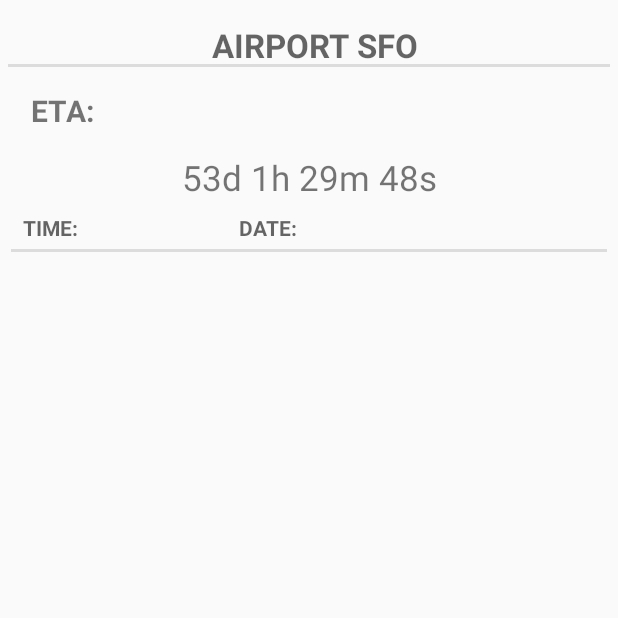
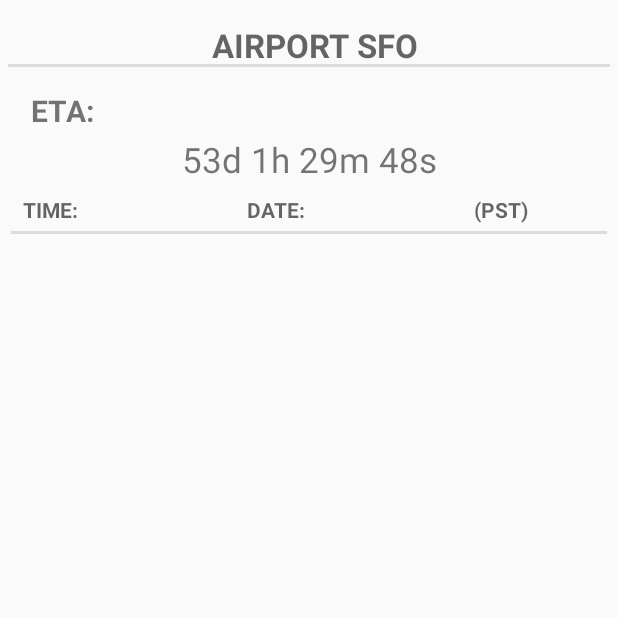
Before and after one commit to andrewmzhang/EuTrip, an Android app: the screen it shows after launch (EventActivity), after a tap on "Airport SFO", on a phone screen of 412 x 824 dp, the top half of it. Run offline under Robolectric (Android 15) with nearby library versions, the phone set to English and light mode, and no system bars.

Commit message:
Added ETA + TimeZones

```diff
--- a/KraftScan/src/main/java/com/msjBand/kraftscangradle/kraftscan/Event.java
+++ b/KraftScan/src/main/java/com/msjBand/kraftscangradle/kraftscan/Event.java
@@ -21,6 +21,7 @@
 
     public Event(TimeZone timeZone, int year, int month, int date, int hourOfDay, int minute, int second) {
 
+        mTimeZone = timeZone;
         mId = UUID.randomUUID();
         mDate = new GregorianCalendar(timeZone, Locale.US);
         mDate.set(year, month - 1, date, hourOfDay, minute, second);
@@ -60,7 +61,8 @@
         if (day != 0) {dayText = day + "d ";}
         if (hours != 0) {hourText = hours + "h ";}
         if (minutes != 0) {minText = minutes + "m ";}
-        if (seconds != 0) {secText = seconds + "s";}
+        secText = seconds + "s";
+        if (seconds < 10) {secText = "0" + secText;}
 
         return (dayText + hourText + minText + secText);
 
@@ -68,7 +70,14 @@
 
 
     public String getTimeZone() {
-        return mTimeZone.toString();
+
+        if (mTimeZone.getDisplayName().equals("Pacific Standard Time")){
+
+            return "PST";
+
+        }
+
+        return mTimeZone.getDisplayName();
     }
 
     public String getAddress() {
--- a/KraftScan/src/main/java/com/msjBand/kraftscangradle/kraftscan/EventFragment.java
+++ b/KraftScan/src/main/java/com/msjBand/kraftscangradle/kraftscan/EventFragment.java
@@ -19,6 +19,8 @@
     private TextView mETAText;
     private Handler mHandler;
     private Runnable mUpdate;
+    private TextView mTimeZoneText;
+    private String mTimeString;
 
     public static final String EVENT_ID =
             "com.msjBand.kraftscangradle.kraftscan";
@@ -66,8 +68,11 @@
                 mHandler.postDelayed(this, 1000);
             }
         };
+        mHandler.postDelayed(mUpdate, 0);
 
-        mHandler.postDelayed(mUpdate, 0);
+        mTimeZoneText = (TextView) v.findViewById(R.id.event_fragment_timezone);
+        mTimeString = mEvent.getTimeZone();
+        mTimeZoneText.setText( "(" + mTimeString + ")");
 
 
 
--- a/KraftScan/src/main/java/com/msjBand/kraftscangradle/kraftscan/EventsLab.java
+++ b/KraftScan/src/main/java/com/msjBand/kraftscangradle/kraftscan/EventsLab.java
@@ -34,7 +34,7 @@
         mEvents.add(e);
 
         // Departure of Flight 2283
-        e =  new Event(TimeZone.getTimeZone("America/Los_Angeles"), 2015, 3, 30, 8, 35, 0);
+        e =  new Event(TimeZone.getTimeZone("America/Los_Angeles"), 2015, 2, 5, 8, 35, 0);
         e.setTitle("Flight 2283 Departure");
 
 
--- a/KraftScan/src/main/res/layout/fragment_event.xml
+++ b/KraftScan/src/main/res/layout/fragment_event.xml
@@ -18,7 +18,10 @@
             />
 
     <TextView
-            android:padding="15dp"
+            android:paddingTop="15dp"
+            android:paddingLeft="15dp"
+            android:paddingRight="15dp"
+            android:paddingBottom="3dp"
             android:layout_width="match_parent"
             android:layout_height="wrap_content"
             android:text="@string/ETA_label"
@@ -48,29 +51,56 @@
         <TextView
                 android:text="@string/time_label"
                 android:layout_width="wrap_content"
-                android:layout_weight="1"
+                android:layout_weight="2"
                 style="?android:listSeparatorTextViewStyle"
                 android:layout_height="wrap_content"/>
 
         <TextView
                 style="?android:listSeparatorTextViewStyle"
                 android:text="@string/date_label"
-                android:layout_weight="1"
+                android:layout_weight="2"
                 android:layout_width="wrap_content"
                 android:layout_height="wrap_content"
                 />
 
         <TextView
                 android:id="@+id/event_fragment_timezone"
+                android:layout_weight="1"
+                android:layout_width="wrap_content"
+                android:layout_height="wrap_content"
+                style="?android:listSeparatorTextViewStyle"
+                />
+
+    </LinearLayout>
+
+    <LinearLayout
+            android:gravity="left"
+            android:orientation="horizontal"
+            android:padding="2dp"
+            android:layout_width="match_parent"
+            android:layout_height="wrap_content">
+
+        <TextView
+                android:gravity="right"
+                android:id="@+id/time_text"
                 android:layout_width="wrap_content"
                 android:layout_height="wrap_content"
                 android:layout_weight="1"
-                style="?android:listSeparatorTextViewStyle"
+                />
 
+        <TextView
+                android:gravity="right"
+                android:id="@+id/date_text"
+                android:layout_width="wrap_content"
+                android:layout_height="wrap_content"
+                android:layout_weight="1"
                 />
+
+
 
     </LinearLayout>
 
 
 
+
 </LinearLayout>
```
